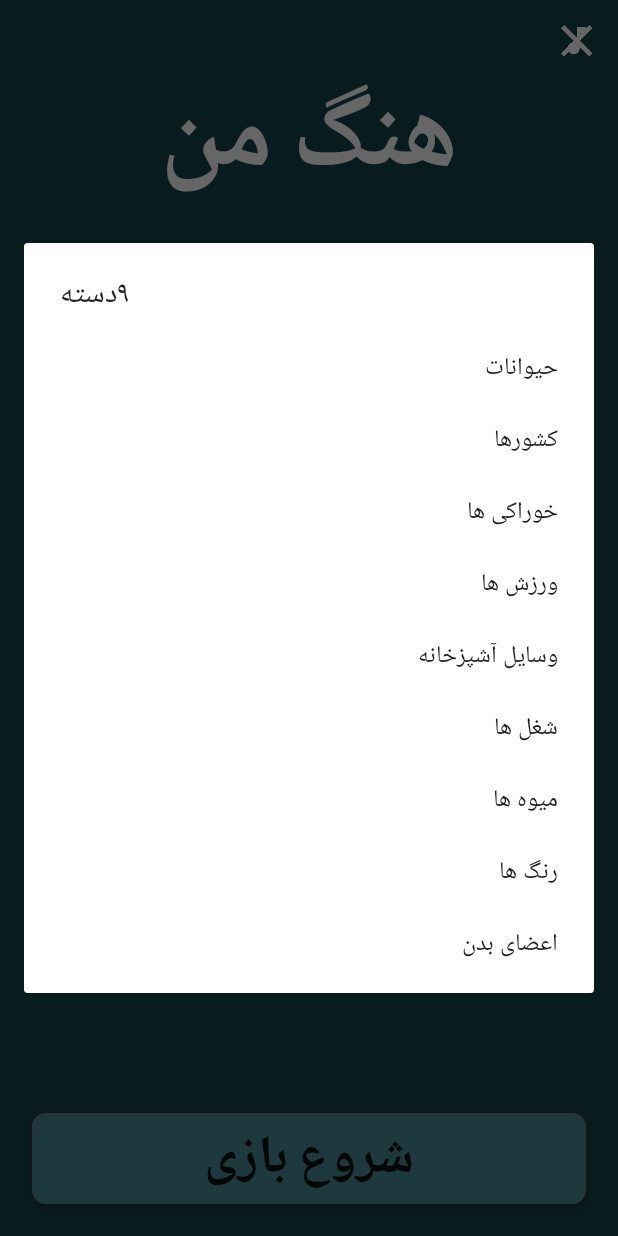
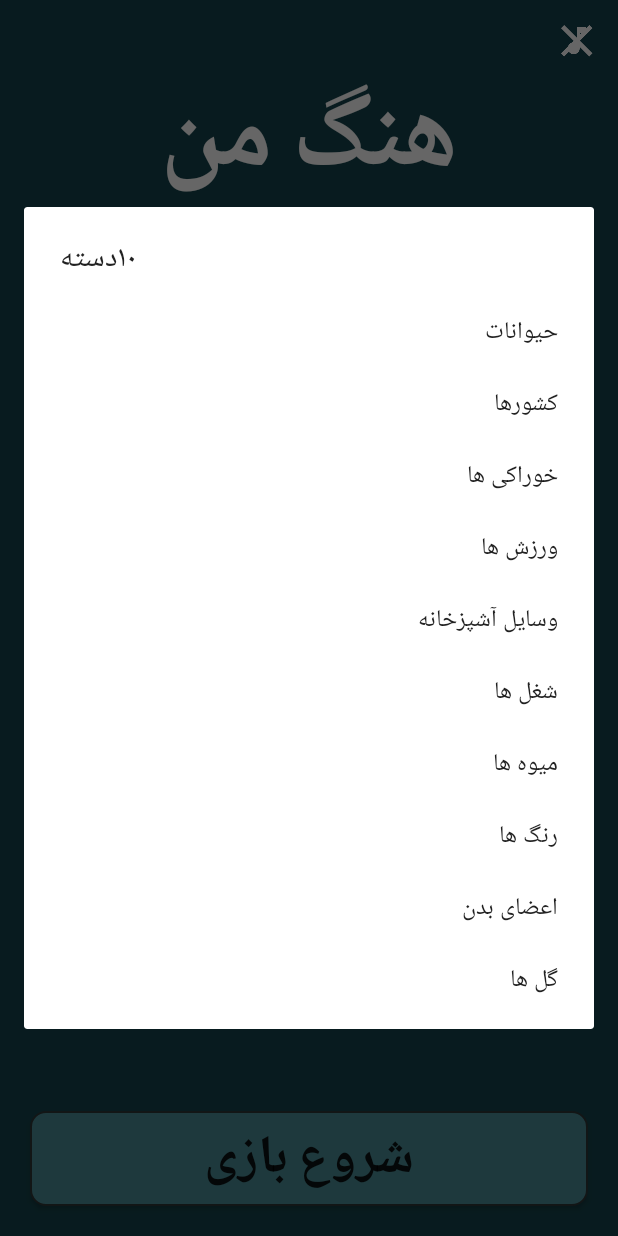
Before and after one commit to Soharash/sloth, an Android app: the screen it shows after launch (StartActivity), after a tap on "حیوانات", on a phone screen of 412 x 824 dp. Run offline under Robolectric (Android 15) with nearby library versions, the phone set to English and light mode, and no system bars; 1 other tap on this screen came first.

Commit message:
Add Flowers Table

```diff
--- a/app/src/main/java/com/soharash/hangman/Data/DataContract.java
+++ b/app/src/main/java/com/soharash/hangman/Data/DataContract.java
@@ -7,7 +7,7 @@ import android.provider.BaseColumns;
  */
 
 public final class DataContract {
-    public static String[] categories = {"Animals",  "Countries","Food", "Sport", "Kitchen", "Jobs" , "Fruit" , "Colors" , "Body"};
+    public static String[] categories = {"Animals",  "Countries","Food", "Sport", "Kitchen", "Jobs" , "Fruit" , "Colors" , "Body" , "Flowers"};
     private DataContract()
     {}
     public static final class DataEntry implements BaseColumns
--- a/app/src/main/res/values/arrays.xml
+++ b/app/src/main/res/values/arrays.xml
@@ -10,6 +10,7 @@
         <item>@string/fruit</item>
         <item>@string/colors</item>
         <item>@string/body</item>
+        <item>@string/flowers</item>
     </array>
 
 
--- a/app/src/main/res/values/strings.xml
+++ b/app/src/main/res/values/strings.xml
@@ -29,6 +29,7 @@
     <string name="fruit">میوه ها</string>
     <string name="colors">رنگ ها</string>
     <string name="body">اعضای بدن</string>
+    <string name="flowers">گل ها</string>
 
 
     <string name="enjoy_hangman">از هنگ من خوشت میاد؟</string>
```
Also changed, not shown: app/src/main/assets/hangman.db.
